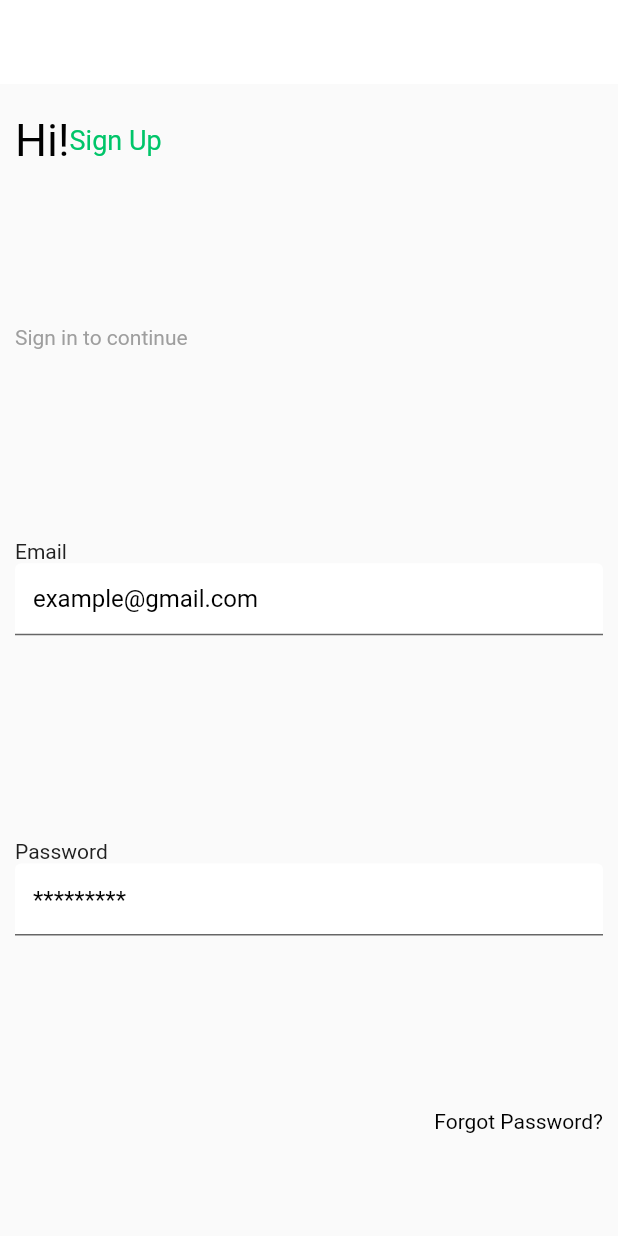
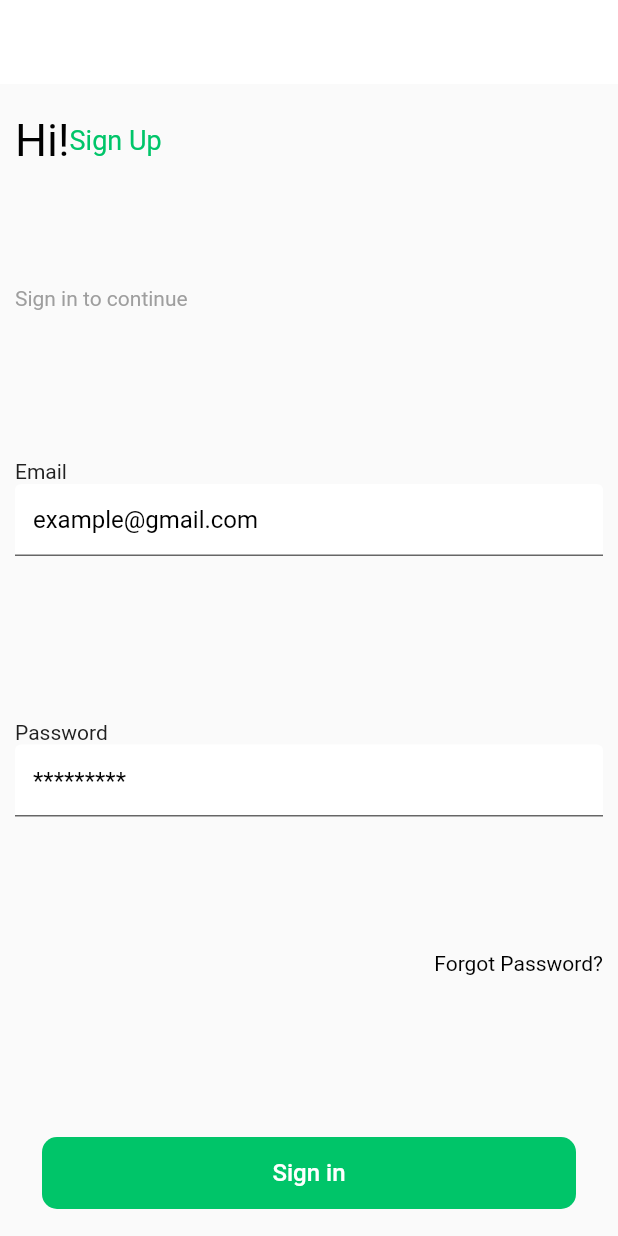
Before and after one commit to 3li-3bdullah/E-commerce-App, a Flutter app: the screen it shows after launch, on a phone screen of 412 x 824 dp. Run offline on Flutter 3.47's test engine with Material 2 defaults, Android fonts, the phone set to English and light mode, and no system bars.

Commit message:
Added onpressed

```diff
--- a/e_commerce_app/lib/view/auth/login_screen.dart
+++ b/e_commerce_app/lib/view/auth/login_screen.dart
@@ -1,3 +1,4 @@
+import 'package:e_commerce_app/view/widgets/custom_button.dart';
 import 'package:e_commerce_app/view/widgets/custom_text.dart';
 import 'package:e_commerce_app/view/widgets/custom_text_formfield.dart';
 import 'package:flutter/material.dart';
@@ -51,7 +52,10 @@ class LoginScreen extends StatelessWidget {
               alignment: Alignment.topRight,
             ),
             SizedBox(height: 20),
-
+            CustomButton(
+              text: "Sign in",
+              onPressed: (){},
+            )
           ],
         ),
       ),
```
